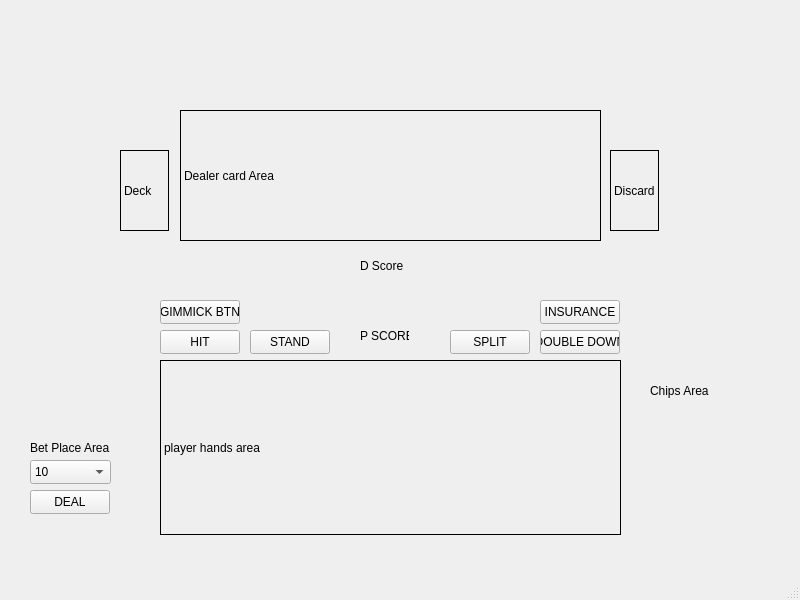
LandenHughes/QTCasinoGame, file CountingBlackjack/mainwindow.ui: the form before one commit.
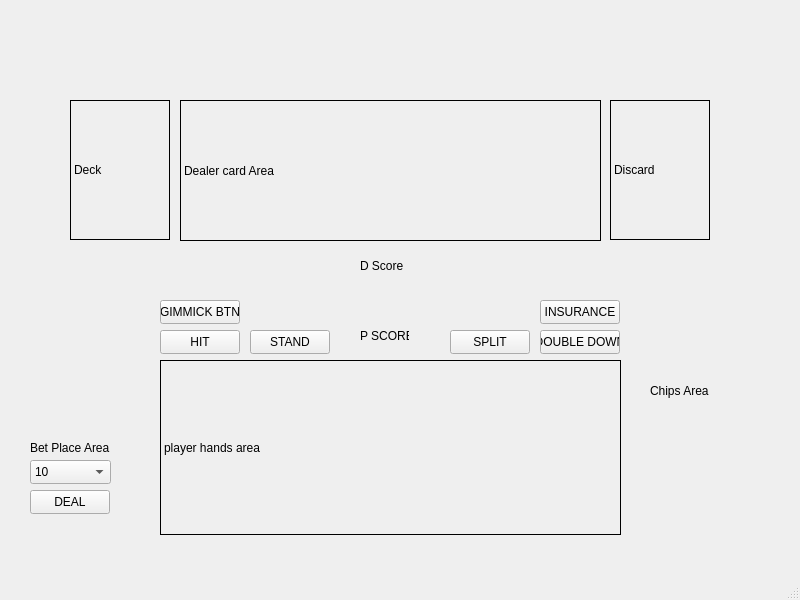
The form after the commit.

The edit to the form file:
```diff
--- a/CountingBlackjack/mainwindow.ui
+++ b/CountingBlackjack/mainwindow.ui
@@ -18,9 +18,9 @@
     <property name="geometry">
      <rect>
       <x>180</x>
-      <y>110</y>
+      <y>100</y>
       <width>421</width>
-      <height>131</height>
+      <height>141</height>
      </rect>
     </property>
     <property name="frameShape">
@@ -49,10 +49,10 @@
    <widget class="QLabel" name="label_3">
     <property name="geometry">
      <rect>
-      <x>120</x>
-      <y>150</y>
-      <width>49</width>
-      <height>81</height>
+      <x>70</x>
+      <y>100</y>
+      <width>100</width>
+      <height>140</height>
      </rect>
     </property>
     <property name="frameShape">
@@ -66,9 +66,9 @@
     <property name="geometry">
      <rect>
       <x>610</x>
-      <y>150</y>
-      <width>49</width>
-      <height>81</height>
+      <y>100</y>
+      <width>100</width>
+      <height>140</height>
      </rect>
     </property>
     <property name="frameShape">
```
Left out of the diff: 8 changed lines with no effect on the pictures.
